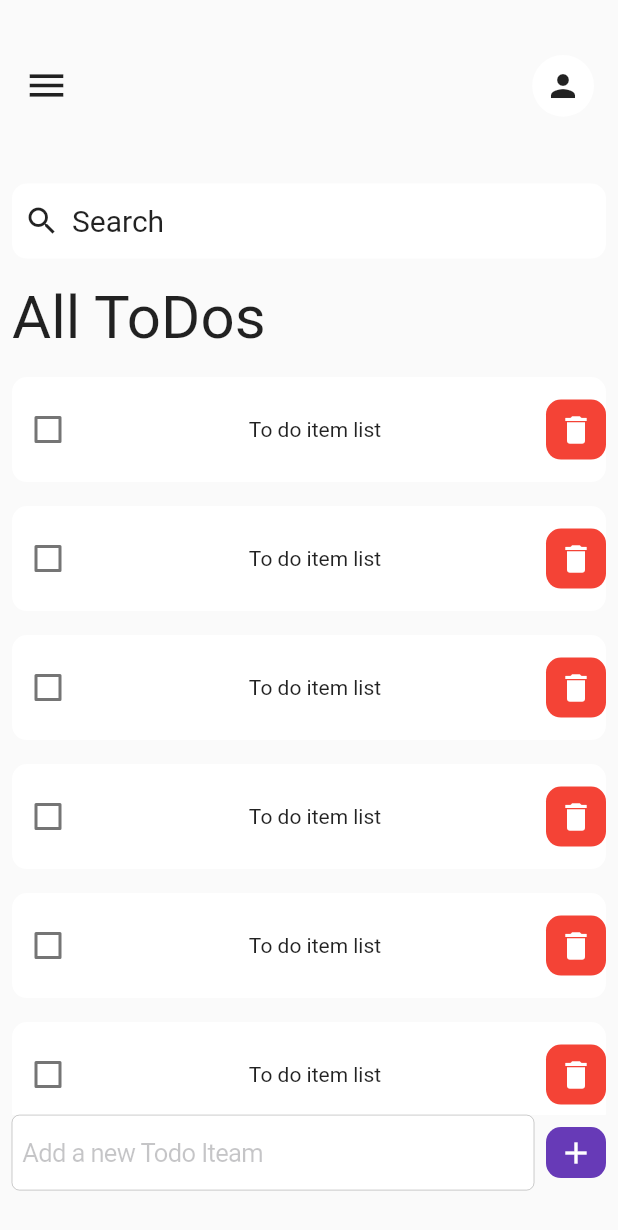
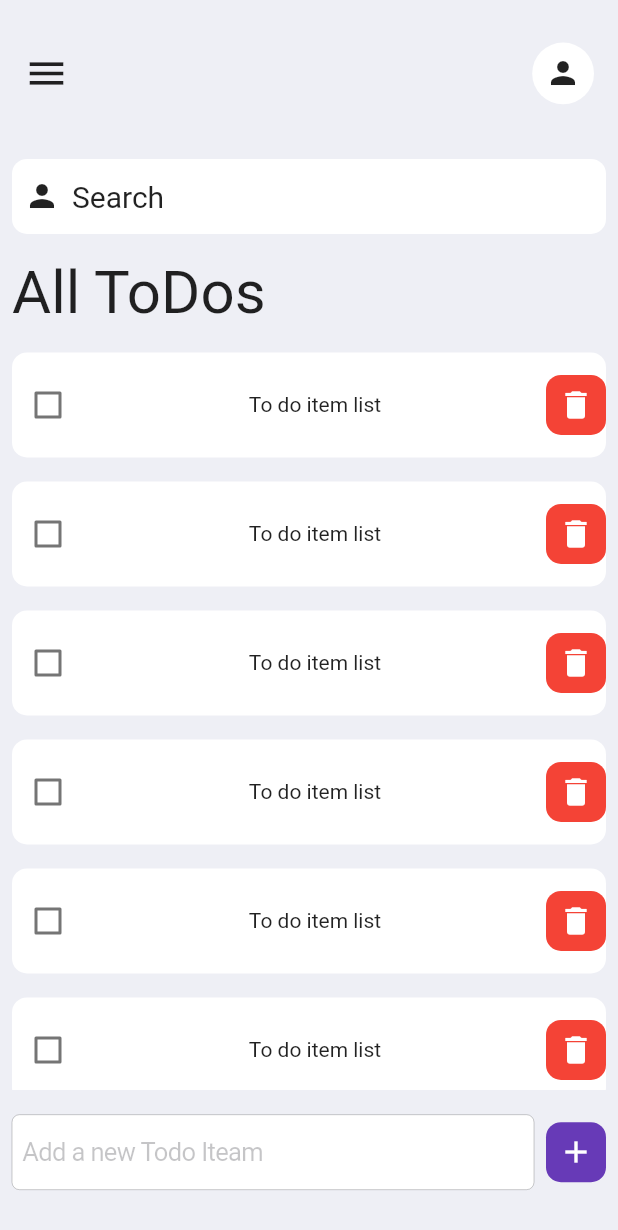
Before and after one commit to adwinlamsal/Flutter_Todo, a Flutter app: the screen it shows after launch, on a phone screen of 412 x 824 dp. Shown: the top 1230 px of the screen. Run offline on Flutter 3.47's test engine with Material 2 defaults, Android fonts, the phone set to English and light mode, and no system bars; our stand-ins replace flutter_bloc.

```diff
--- /dev/null
+++ b/lib/Bloc/Todo_Bloc.dart
@@ -0,0 +1,15 @@
+import 'package:flutter_bloc/flutter_bloc.dart';
+import 'Todo_Event.dart';
+import 'Todo_State.dart';
+
+
+class Todo_Bloc extends Bloc<Todo_Event, Todo_State> {
+  Todo_Bloc() : super(Todo_Initial()) {
+    on<Todo_Event>((event, emit) {
+
+
+
+
+    });
+  }
+}
--- /dev/null
+++ b/lib/Bloc/Todo_Event.dart
@@ -0,0 +1,4 @@
+class Todo_Event {
+
+
+}
--- /dev/null
+++ b/lib/Bloc/Todo_State.dart
@@ -0,0 +1,13 @@
+class Todo_State {
+
+
+
+}
+
+
+class Todo_Initial extends Todo_State{
+
+
+
+
+}
--- /dev/null
+++ b/lib/Model/Model_class.dart
@@ -0,0 +1,9 @@
+class ModelClass {
+
+String ? description;
+
+bool check= false;
+
+ModelClass(this.description,this.check);
+
+}
--- a/lib/Screens/Home_Page.dart
+++ b/lib/Screens/Home_Page.dart
@@ -1,11 +1,43 @@
 import 'package:flutter/cupertino.dart';
 import 'package:flutter/material.dart';
+import 'package:todoapp/Model/Model_class.dart';
 import 'package:todoapp/Widgets/Todo_Widgets.dart';
 
-class HomePage extends StatelessWidget {
+class HomePage extends StatefulWidget {
+  const HomePage({super.key});
+
+  @override
+  State<HomePage> createState() => _HomePageState();
+}
+
+class _HomePageState extends State<HomePage> {
+
+
+late TextEditingController controller;
+
+
+List<ModelClass> todolistiteam=[];
+
+
+
+
+@override
+  void initState() {
+
+
+//initilizing text editing controller
+
+
+   controller=TextEditingController();
+    super.initState();
+  }
+
+
+
   @override
   Widget build(BuildContext context) {
     return Scaffold(
+      backgroundColor: Color(0xFFEEEFF5),
       body: Container(
         child: ListView(
           children: [
@@ -14,8 +46,8 @@ class HomePage extends StatelessWidget {
               child: Row(
                 mainAxisAlignment: MainAxisAlignment.spaceBetween,
                 children: [
-                  Padding(
-                    padding: const EdgeInsets.all(8.0),
+                  const Padding(
+                    padding: EdgeInsets.all(8.0),
                     child: Icon(
                       Icons.menu,
                       size: 30,
@@ -24,9 +56,9 @@ class HomePage extends StatelessWidget {
                   Padding(
                     padding: const EdgeInsets.all(8.0),
                     child: Container(
-                      height: MediaQuery.of(context).size.height * 0.1,
+                      height: MediaQuery.of(context).size.height * 0.08,
                       width: MediaQuery.of(context).size.width * 0.1,
-                      decoration: BoxDecoration(
+                      decoration: const BoxDecoration(
                           shape: BoxShape.circle, color: Colors.white),
                       child: Icon(Icons.person),
                     ),
@@ -41,14 +73,14 @@ class HomePage extends StatelessWidget {
                 decoration: BoxDecoration(
                     borderRadius: BorderRadius.circular(10),
                     color: Colors.white),
-                child: Row(
+                child: const Row(
                   children: [
                     Padding(
-                      padding: const EdgeInsets.only(left: 8.0),
-                      child: Icon(Icons.search),
+                      padding: EdgeInsets.only(left: 8.0),
+                      child: Icon(Icons.person),
                     ),
                     Padding(
-                      padding: const EdgeInsets.only(left: 8.0),
+                      padding: EdgeInsets.only(left: 8.0),
                       child: Text(
                         "Search",
                         style: TextStyle(fontSize: 20),
@@ -58,8 +90,8 @@ class HomePage extends StatelessWidget {
                 ),
               ),
             ),
-            Padding(
-              padding: const EdgeInsets.all(8.0),
+            const Padding(
+              padding: EdgeInsets.all(8.0),
               child: Text(
                 "All ToDos",
                 style: TextStyle(fontSize: 40),
@@ -67,7 +99,7 @@ class HomePage extends StatelessWidget {
             ),
             TodoItem(),
             Container(
-              height: 50,
+              height: MediaQuery.of(context).size.height*0.1,
               width: 500,
               child: Row(
                 mainAxisAlignment: MainAxisAlignment.spaceBetween,
@@ -77,7 +109,8 @@ class HomePage extends StatelessWidget {
                       padding: const EdgeInsets.only(left: 8.0),
                       child: Container(
                         height: 50,
-                        child: CupertinoTextField(
+                        child:  CupertinoTextField(
+                          controller: controller,
                           placeholder: "Add a new Todo Iteam",
                         ),
                       ),
@@ -85,6 +118,13 @@ class HomePage extends StatelessWidget {
                   ),
                   Padding(
                     padding: const EdgeInsets.all(8.0),
+                    child: GestureDetector(
+                      onTap: (){
+
+
+
+
+                      },
                       child: Container(
                         height: 40,
                         width: 40,
@@ -92,9 +132,10 @@ class HomePage extends StatelessWidget {
                           color: Colors.deepPurple,
                           borderRadius: BorderRadius.circular(10),
                         ),
-                      child: Icon(
+                        child: const Icon(
                           Icons.add,
                           color: Colors.white,
+                        ),
                       ),
                     ),
                   )
--- a/lib/Widgets/Todo_Widgets.dart
+++ b/lib/Widgets/Todo_Widgets.dart
@@ -1,6 +1,11 @@
 import 'package:flutter/material.dart';
 
-class TodoItem extends StatelessWidget {
+class TodoItem extends StatefulWidget {
+  @override
+  State<TodoItem> createState() => _TodoItemState();
+}
+
+class _TodoItemState extends State<TodoItem> {
   @override
   Widget build(BuildContext context) {
     return Container(
@@ -19,14 +24,14 @@ class TodoItem extends StatelessWidget {
                   mainAxisAlignment: MainAxisAlignment.spaceBetween,
                   children: [
                     Checkbox(value: false, onChanged: (onChanged) {}),
-                    Text("To do item list"),
+                    const Text("To do item list"),
                     Container(
                       height: 40,
                       width: 40,
                       decoration: BoxDecoration(
                           borderRadius: BorderRadius.circular(10),
                           color: Colors.red),
-                      child: Icon(
+                      child: const Icon(
                         Icons.delete,
                         color: Colors.white,
                       ),
--- a/pubspec.yaml
+++ b/pubspec.yaml
@@ -46,6 +46,8 @@ dev_dependencies:
   # package. See that file for information about deactivating specific lint
   # rules and activating additional ones.
   flutter_lints: ^2.0.0
+  flutter_bloc:
+  bloc:
 
 # For information on the generic Dart part of this file, see the
 # following page: https://dart.dev/tools/pub/pubspec
```
Also changed, not shown: pubspec.lock, 1 other file. Lines whose indentation alone changed are shown as unchanged.
